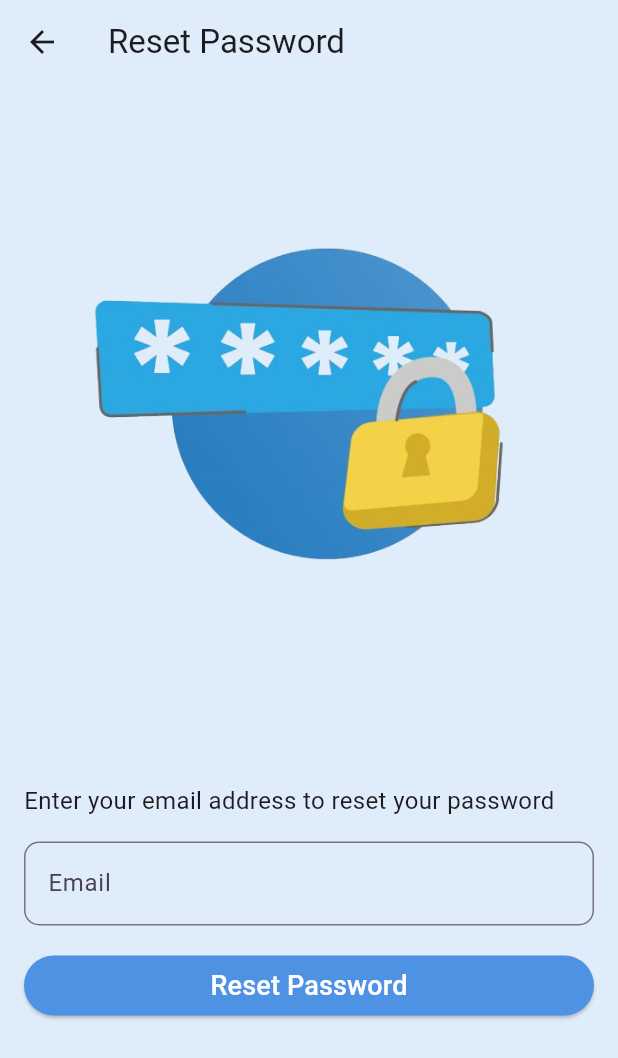
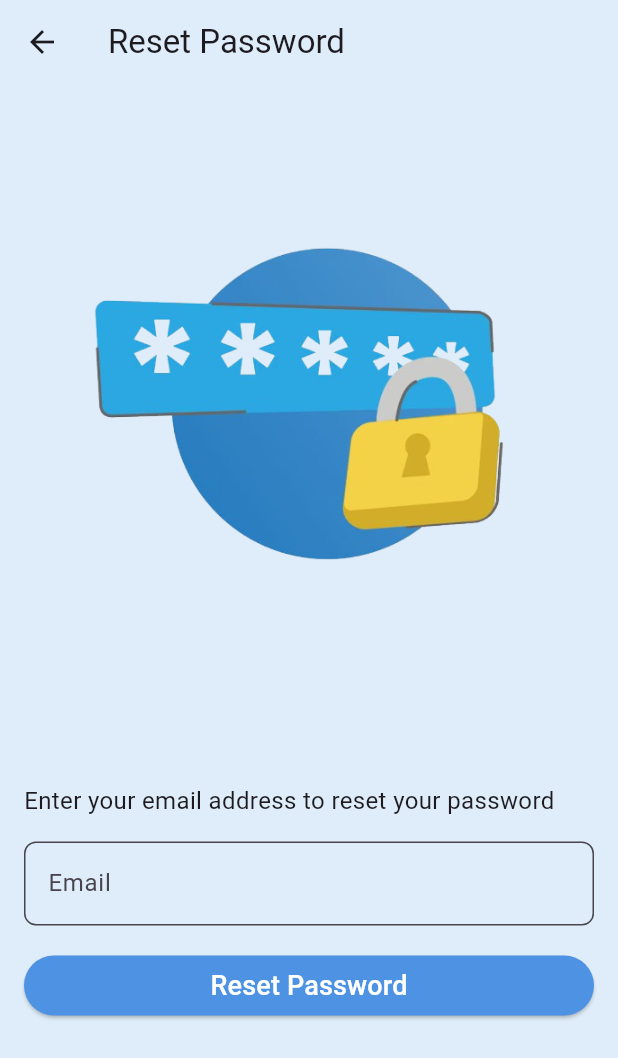
Before and after one commit to ChabaT69/TRUCKY, a Flutter app: the ForgetPassPage screen opened directly, on a phone screen of 412 x 824 dp. Shown: the top 1058 px of the screen. Run offline on Flutter 3.47's test engine with Material 3 defaults, Android fonts, the phone set to English and light mode, and no system bars; our stand-ins replace firebase_auth, firebase_core; accounts and stored records are empty; network calls fail.

```diff
--- a/lib/services/auth_service.dart
+++ b/lib/services/auth_service.dart
@@ -0,0 +1,37 @@
+import 'package:firebase_auth/firebase_auth.dart';
+
+class AuthService {
+  static final FirebaseAuth _auth = FirebaseAuth.instance;
+
+  /// Registers a new user with the given email and password.
+  static Future<UserCredential> registerWithEmailAndPassword(
+    String email,
+    String password,
+  ) async {
+    return await _auth.createUserWithEmailAndPassword(
+      email: email,
+      password: password,
+    );
+  }
+
+  /// Logs in an existing user with the given email and password.
+  static Future<UserCredential> loginWithEmailAndPassword(
+    String email,
+    String password,
+  ) async {
+    return await _auth.signInWithEmailAndPassword(
+      email: email,
+      password: password,
+    );
+  }
+
+  /// Logs out the current user.
+  static Future<void> logout() async {
+    await _auth.signOut();
+  }
+
+  /// Sends a password reset email to the given email address.
+  static Future<void> sendPasswordResetEmail(String email) async {
+    await _auth.sendPasswordResetEmail(email: email);
+  }
+}
--- a/lib/widgets/common/app_text_field.dart
+++ b/lib/widgets/common/app_text_field.dart
@@ -1,38 +1,36 @@
 import 'package:flutter/material.dart';
-import 'package:trucky/config/colors.dart';
 
 class MytextField extends StatelessWidget {
+  final TextEditingController controller;
   final TextInputType textInputTypeee;
   final bool ispassword;
   final String hindtexttt;
-  final TextEditingController? controller;
   final Color? BackgroundColor;
+  final String? Function(String?)? validator;
 
   const MytextField({
     Key? key,
+    required this.controller,
     required this.textInputTypeee,
     required this.ispassword,
     required this.hindtexttt,
-    this.controller,
     this.BackgroundColor,
+    this.validator,
   }) : super(key: key);
 
   @override
   Widget build(BuildContext context) {
-    return Container(
-      color: BackgroundColor ?? Colors.transparent,
-      child: TextField(
-        controller: controller,
-        keyboardType: textInputTypeee,
-        obscureText: ispassword,
-        decoration: InputDecoration(
-          hintText: hindtexttt,
-          border: OutlineInputBorder(
-            borderRadius: BorderRadius.circular(10),
-            borderSide: BorderSide(color: BTN500, width: 1.0),
-          ),
-        ),
+    return TextFormField(
+      controller: controller,
+      keyboardType: textInputTypeee,
+      obscureText: ispassword,
+      decoration: InputDecoration(
+        hintText: hindtexttt,
+        filled: true,
+        fillColor: BackgroundColor ?? Colors.transparent,
+        border: OutlineInputBorder(borderRadius: BorderRadius.circular(8)),
       ),
+      validator: validator,
     );
   }
 }
```
Also changed, not shown: lib/main.dart (+7 -7 lines), lib/screens/auth/bienvenue.dart (+3 -5 lines), lib/screens/auth/login.dart (+24 -4 lines), lib/screens/auth/register.dart (+25 -11 lines), lib/screens/home_screen.dart (+54 -30 lines), lib/services/subscription_service.dart (+10 -0 lines), lib/utils/validators.dart (+40 -0 lines), lib/widgets/subscription_card.dart (+23 -0 lines).
